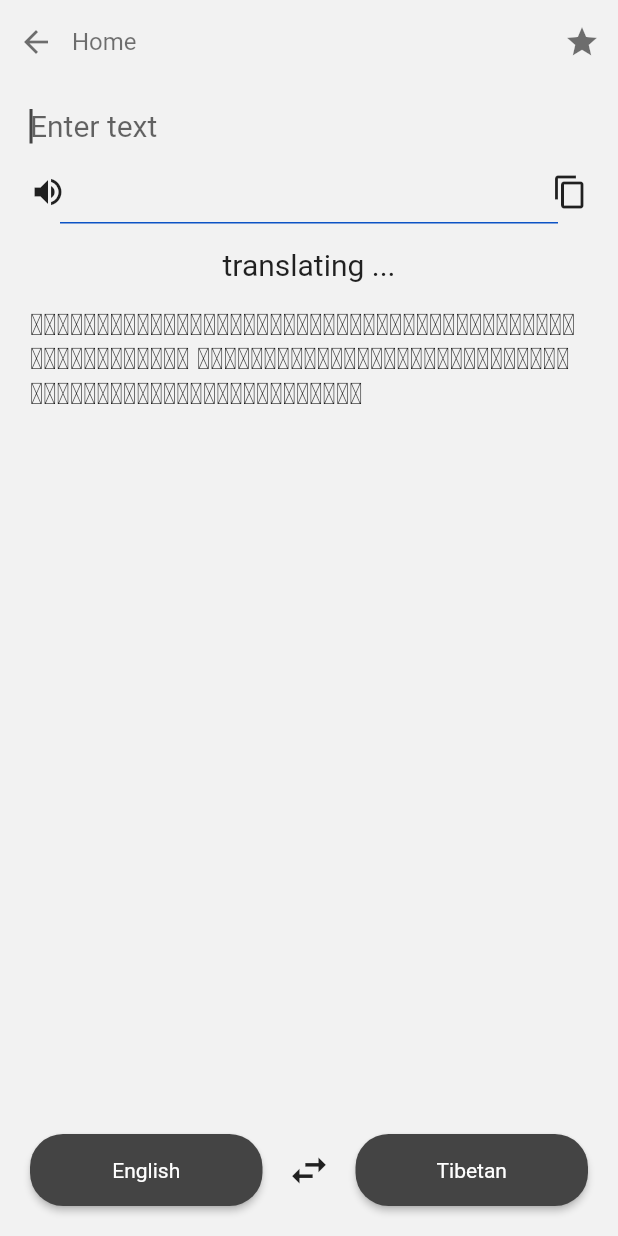
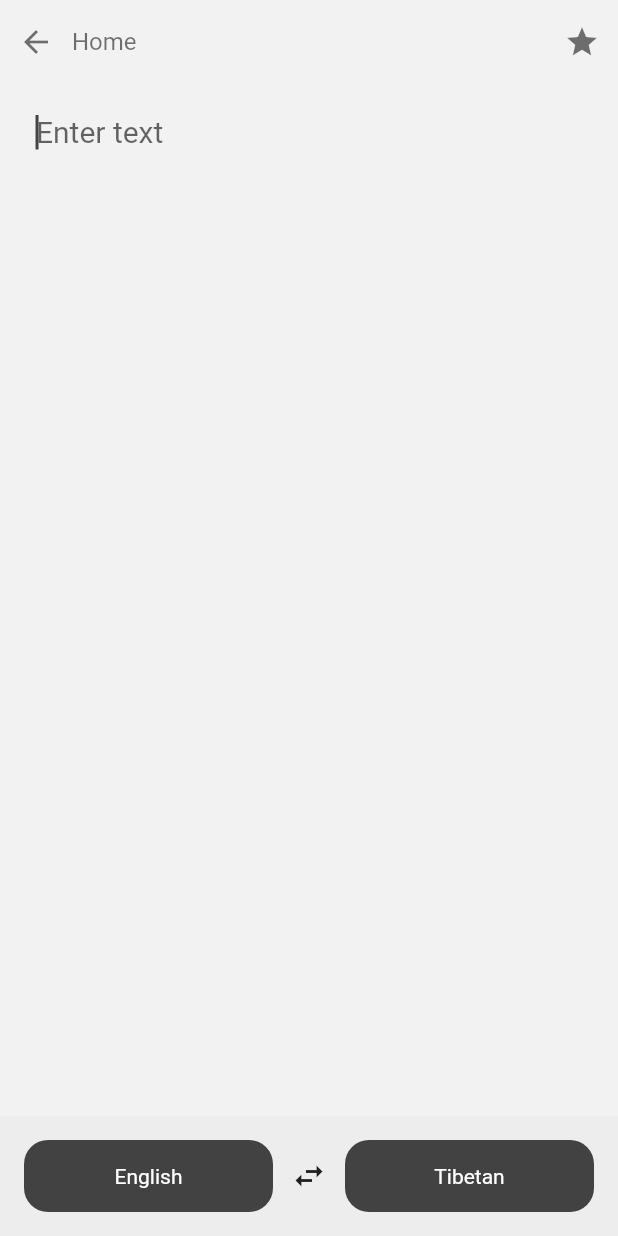
Before and after one commit to OpenPecha/monlamai-app, a Flutter app: the TransaltionScreen screen opened directly, on a phone screen of 412 x 824 dp. Run offline on Flutter 3.47's test engine with Material 2 defaults, Android fonts, the phone set to English and light mode, and no system bars; our stand-ins replace flutter_riverpod.

Commit message:
translation UI input refactor

```diff
--- a/lib/screens/translation.dart
+++ b/lib/screens/translation.dart
@@ -1,6 +1,9 @@
+import 'dart:developer';
 import 'package:flutter/material.dart';
 import 'package:flutter/services.dart';
 import 'package:monlamai_app/screens/home.dart';
+import 'package:monlamai_app/widgets/language_toggle.dart';
+import 'package:monlamai_app/widgets/translation_input.dart';
 
 class TransaltionScreen extends StatefulWidget {
   const TransaltionScreen({super.key});
@@ -13,6 +16,7 @@ class _TransaltionScreenState extends State<TransaltionScreen> {
   late TextEditingController _inputController = TextEditingController();
   bool _isTextEmpty = true;
   bool _isTranslating = false;
+  bool _isTranslated = false;
 
   @override
   void initState() {
@@ -32,6 +36,20 @@ class _TransaltionScreenState extends State<TransaltionScreen> {
     _inputController.removeListener(_updateTextStatus);
     _inputController.dispose();
     super.dispose();
+  }
+
+  void handleSubmit(String value) {
+    // should send the input to api for translation
+    log('Submitted: $value');
+    setState(() {
+      _isTranslating = true;
+    });
+    Future.delayed(const Duration(seconds: 2), () {
+      setState(() {
+        _isTranslating = false;
+        _isTranslated = true;
+      });
+    });
   }
 
   @override
@@ -72,71 +90,65 @@ class _TransaltionScreenState extends State<TransaltionScreen> {
           ),
         ],
       ),
-      body: Padding(
+      body: SingleChildScrollView(
         padding: const EdgeInsets.symmetric(
-          horizontal: 20,
+          horizontal: 4,
           vertical: 4,
         ),
-        child: Column(children: [
-          TextField(
-            minLines: 1,
-            maxLines: 5,
-            autofocus: true,
-            controller: _inputController,
-            style: const TextStyle(
-              fontSize: 20,
-              fontWeight: FontWeight.normal,
-            ),
-            decoration: const InputDecoration(
-              hintText: 'Enter text',
-              border: InputBorder.none,
-              hintStyle: TextStyle(
-                fontSize: 20,
-                fontWeight: FontWeight.normal,
-              ),
-            ),
-            textInputAction: TextInputAction.done,
-            onSubmitted: (String value) {
-              print('Submitted: ${_inputController.text}');
-              setState(() {
-                _isTranslating = true;
-              });
-            },
-            inputFormatters: [
-              EnterDisablerInputFormatter(_isTextEmpty),
-            ],
+        child: Column(mainAxisSize: MainAxisSize.min, children: [
+          TranslationInput(
+            handleSubmit: handleSubmit,
+            isTextEmpty: _isTextEmpty,
+            inputController: _inputController,
           ),
           const SizedBox(height: 8.0),
-          Row(
-            children: const [
-              Icon(
-                Icons.volume_up,
+          !_isTextEmpty && _isTranslated
+              ? Row(
+                  children: [
+                    IconButton(
+                      onPressed: () {},
+                      icon: const Icon(Icons.volume_up),
                     ),
-              Spacer(),
-              Icon(
-                Icons.copy_outlined,
+                    const Spacer(),
+                    IconButton(
+                      onPressed: () {},
+                      icon: const Icon(Icons.copy_outlined),
                     ),
                   ],
-          ),
-          const SizedBox(height: 8.0),
-          const Divider(
+                )
+              : Container(),
+          const SizedBox(height: 16.0),
+          !_isTextEmpty
+              ? const Divider(
                   thickness: 1,
                   height: 1,
                   color: Color(0xFF0C53C5),
                   indent: 20,
                   endIndent: 20,
-          ),
-          const Padding(
+                )
+              : Container(),
+          !_isTextEmpty && _isTranslating
+              ? const Padding(
                   padding: EdgeInsets.symmetric(vertical: 16.0),
                   child: Text(
-              'translating ...',
+                    'translating...',
                     style: TextStyle(
                       fontSize: 20,
                       fontWeight: FontWeight.normal,
                     ),
                   ),
+                )
+              : Container(),
+          const SizedBox(height: 16.0),
+          !_isTextEmpty && _isTranslated
+              ? Column(
+                  children: [
+                    const Padding(
+                      padding: EdgeInsets.symmetric(
+                        vertical: 0,
+                        horizontal: 16,
                       ),
-          const Text(
+                      child: Text(
                         "ང་ཚོ་ཡུལ་ལ་མ་ལོག་པའི་སྔོན་ལ་ང་ཚོས་ངེས་པར་དུ་བྱ་བ་ཁ་ཤས ང་ཚོ་ཡུལ་ལ་མ་ལོག་པའི་སྔོན་ལ་ང་ཚོས་ངེས་པར་དུ་བྱ་བ་ཁ་ཤས",
                         softWrap: true,
                         style: TextStyle(
@@ -144,30 +156,64 @@ class _TransaltionScreenState extends State<TransaltionScreen> {
                           fontWeight: FontWeight.normal,
                         ),
                       ),
-          !_isTextEmpty && _isTranslating
-              ? const Divider(
-                  thickness: 1,
-                  height: 1,
-                  color: Color(0xFF0C53C5),
+                    ),
+                    const SizedBox(height: 8.0),
+                    Row(
+                      children: [
+                        IconButton(
+                          padding: EdgeInsets.zero,
+                          onPressed: () {},
+                          icon: const Icon(Icons.volume_up),
+                        ),
+                        const Spacer(),
+                        IconButton(
+                          padding: EdgeInsets.zero,
+                          onPressed: () {},
+                          icon: const Icon(Icons.copy_outlined),
+                        ),
+                        IconButton(
+                          padding: EdgeInsets.zero,
+                          onPressed: () {},
+                          icon: const Icon(Icons.thumb_up),
+                        ),
+                      ],
+                    ),
+                  ],
                 )
               : Container(),
-          const Spacer(),
-          Row(
-            mainAxisAlignment: MainAxisAlignment.center,
-            children: const [
-              LanguageButton(language: "English"),
-              SizedBox(width: 16.0),
-              Icon(
-                Icons.swap_horiz,
-                size: 30,
+          // const Spacer(),
+        ]),
       ),
-              SizedBox(width: 16.0),
-              LanguageButton(language: "Tibetan"),
+      bottomSheet: !_isTextEmpty && _isTranslated
+          ? Container(
+              margin: const EdgeInsets.all(16.0),
+              child: Row(
+                mainAxisAlignment: MainAxisAlignment.end,
+                children: [
+                  ElevatedButton.icon(
+                    onPressed: () {
+                      Navigator.of(context).push(
+                        MaterialPageRoute(
+                          builder: (context) => const HomeScreen(),
+                        ),
+                      );
+                    },
+                    style: ElevatedButton.styleFrom(
+                      padding: const EdgeInsets.all(16),
+                    ),
+                    icon: const Icon(Icons.add),
+                    label: const Text(
+                      "New translation",
+                      style: TextStyle(
+                        fontSize: 14,
+                        fontWeight: FontWeight.normal,
+                      ),
+                    ),
+                  ),
                 ],
               ),
-          const SizedBox(height: 16.0),
-        ]),
-      ),
+            )
+          : const LanguageToggle(),
     );
   }
 }
--- a/lib/theme/theme.dart
+++ b/lib/theme/theme.dart
@@ -40,7 +40,7 @@ ThemeData lightMode = ThemeData(
         fontWeight: FontWeight.normal,
       ),
       shape: RoundedRectangleBorder(
-        borderRadius: BorderRadius.circular(22),
+        borderRadius: BorderRadius.circular(12),
       ),
     ),
   ),
--- /dev/null
+++ b/lib/widgets/translation_input.dart
@@ -0,0 +1,74 @@
+import 'package:flutter/material.dart';
+import 'package:flutter/services.dart';
+
+class TranslationInput extends StatelessWidget {
+  const TranslationInput({
+    super.key,
+    required this.handleSubmit,
+    required this.isTextEmpty,
+    required this.inputController,
+  });
+
+  final bool isTextEmpty;
+  final TextEditingController inputController;
+  final void Function(String) handleSubmit;
+
+  @override
+  Widget build(BuildContext context) {
+    return Padding(
+      padding: const EdgeInsets.symmetric(
+        horizontal: 4,
+        vertical: 4,
+      ),
+      child: Column(
+        mainAxisSize: MainAxisSize.min,
+        children: [
+          Padding(
+            padding: const EdgeInsets.symmetric(
+              vertical: 0,
+              horizontal: 16,
+            ),
+            child: TextField(
+              minLines: 1,
+              maxLines: 5,
+              autofocus: true,
+              controller: inputController,
+              style: const TextStyle(
+                fontSize: 20,
+                fontWeight: FontWeight.normal,
+              ),
+              decoration: const InputDecoration(
+                hintText: 'Enter text',
+                border: InputBorder.none,
+                hintStyle: TextStyle(
+                  fontSize: 20,
+                  fontWeight: FontWeight.normal,
+                ),
+              ),
+              textInputAction: TextInputAction.done,
+              onSubmitted: handleSubmit,
+              inputFormatters: [
+                EnterDisablerInputFormatter(isTextEmpty),
+              ],
+            ),
+          ),
+        ],
+      ),
+    );
+  }
+}
+
+class EnterDisablerInputFormatter extends TextInputFormatter {
+  final bool disableEnter;
+
+  EnterDisablerInputFormatter(this.disableEnter);
+
+  @override
+  TextEditingValue formatEditUpdate(
+      TextEditingValue oldValue, TextEditingValue newValue) {
+    if (disableEnter && newValue.text.endsWith('\n')) {
+      return oldValue;
+    }
+    return newValue;
+  }
+}
```
Lines whose indentation alone changed are shown as unchanged.
